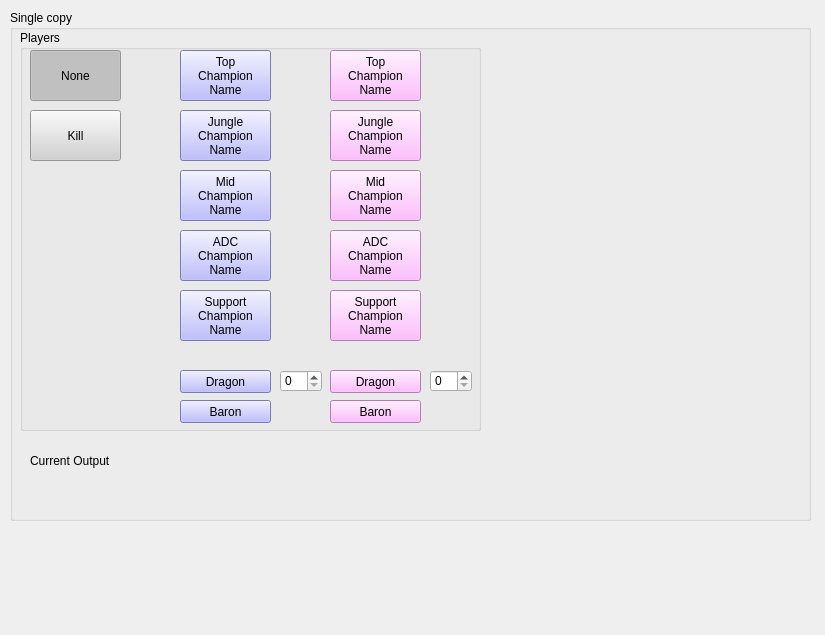
First picture: the form in view/ui/live.ui, repository mvy/reddit_live_lcs, before the edit.
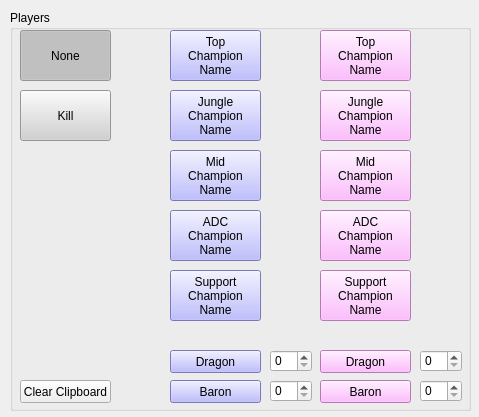
Second picture: the form after the edit.

Patch:
```diff
--- a/view/ui/live.ui
+++ b/view/ui/live.ui
@@ -6,30 +6,18 @@
    <rect>
     <x>0</x>
     <y>0</y>
-    <width>825</width>
-    <height>635</height>
+    <width>479</width>
+    <height>417</height>
    </rect>
   </property>
   <property name="windowTitle">
    <string>Live</string>
   </property>
-  <widget class="QGroupBox" name="groupBox">
-   <property name="geometry">
-    <rect>
-     <x>10</x>
-     <y>10</y>
-     <width>801</width>
-     <height>511</height>
-    </rect>
-   </property>
-   <property name="title">
-    <string>Single copy</string>
-   </property>
    <widget class="QGroupBox" name="groupBox_2">
     <property name="geometry">
      <rect>
       <x>10</x>
-      <y>20</y>
+     <y>10</y>
       <width>461</width>
       <height>401</height>
      </rect>
@@ -378,42 +366,41 @@
       <string>Baron</string>
      </property>
     </widget>
-   </widget>
-   <widget class="QLabel" name="label">
+   <widget class="QPushButton" name="clear_button">
     <property name="geometry">
      <rect>
-      <x>20</x>
-      <y>420</y>
-      <width>321</width>
-      <height>61</height>
+      <x>10</x>
+      <y>370</y>
+      <width>91</width>
+      <height>23</height>
      </rect>
     </property>
     <property name="text">
-     <string>Current Output</string>
+     <string>Clear Clipboard</string>
     </property>
    </widget>
-  </widget>
- </widget>
- <tabstops>
-  <tabstop>action_none_button</tabstop>
-  <tabstop>action_kill_button</tabstop>
-  <tabstop>blue_top</tabstop>
-  <tabstop>blue_jungle</tabstop>
-  <tabstop>blue_mid</tabstop>
-  <tabstop>blue_adc</tabstop>
-  <tabstop>blue_support</tabstop>
-  <tabstop>blue_dragon</tabstop>
-  <tabstop>blue_baron</tabstop>
-  <tabstop>purple_top</tabstop>
-  <tabstop>purple_jungle</tabstop>
-  <tabstop>purple_mid</tabstop>
-  <tabstop>purple_adc</tabstop>
-  <tabstop>purple_support</tabstop>
-  <tabstop>purple_dragon</tabstop>
-  <tabstop>purple_baron</tabstop>
-  <tabstop>spinBox</tabstop>
-  <tabstop>spinBox_2</tabstop>
- </tabstops>
+   <widget class="QSpinBox" name="blue_baron_spin">
+    <property name="geometry">
+     <rect>
+      <x>260</x>
+      <y>370</y>
+      <width>42</width>
+      <height>22</height>
+     </rect>
+    </property>
+   </widget>
+   <widget class="QSpinBox" name="purple_baron_spin">
+    <property name="geometry">
+     <rect>
+      <x>410</x>
+      <y>370</y>
+      <width>42</width>
+      <height>22</height>
+     </rect>
+    </property>
+   </widget>
+  </widget>
+ </widget>
  <resources/>
  <connections/>
 </ui>
```
Left out of the diff: 4 changed lines with no effect on the pictures. Lines whose indentation alone changed are shown as unchanged.
